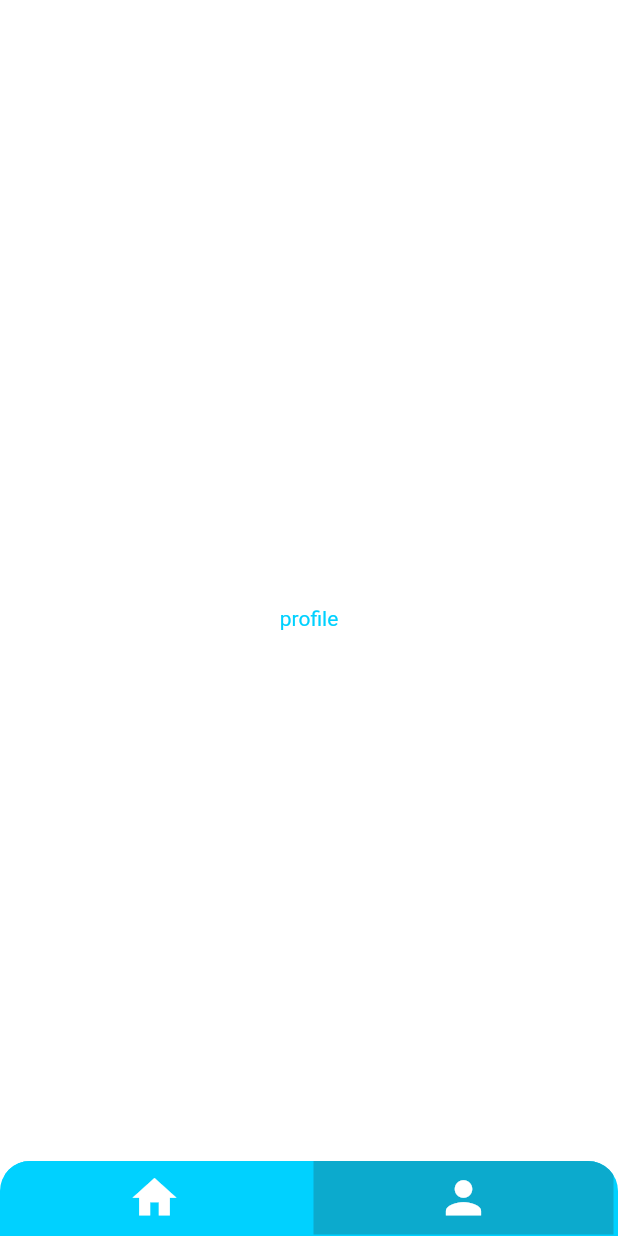
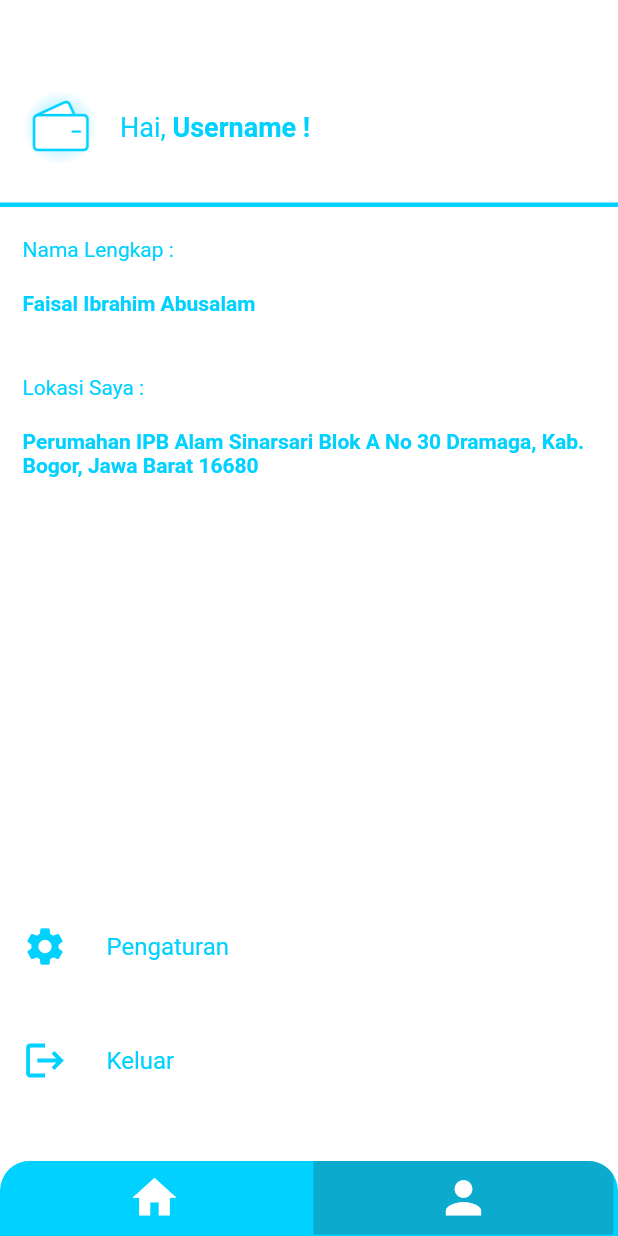
Before and after one commit to Faisalia/mabatua, a Flutter app: the MainPage screen opened by its route, item 2 of the bottom bar chosen, on a phone screen of 412 x 824 dp. Run offline on Flutter 3.47's test engine with Material 2 defaults, Android fonts, the phone set to English and light mode, and no system bars.

Commit message:
add profile page

```diff
--- a/lib/pages/profile_page.dart
+++ b/lib/pages/profile_page.dart
@@ -1,12 +1,87 @@
 import 'package:flutter/material.dart';
+import '../widgets/username_title.dart';
 
 class ProfilePage extends StatelessWidget {
   const ProfilePage({Key? key}) : super(key: key);
 
   @override
   Widget build(BuildContext context) {
-    return Center(
-      child: Text('profile'),
+    return Container(
+      padding: EdgeInsets.symmetric(vertical: 35),
+      child: Column(
+        children: [
+          Padding(
+            padding: const EdgeInsets.symmetric(horizontal: 15),
+            child: UsernameTitle(),
+          ),
+          Container(
+            padding: EdgeInsets.only(top: 20, left: 15, right: 15),
+            height: 600,
+            decoration: BoxDecoration(
+              border: Border(
+                top:
+                    BorderSide(width: 3, color: Theme.of(context).primaryColor),
+              ),
+            ),
+            child: Column(
+              mainAxisAlignment: MainAxisAlignment.spaceBetween,
+              crossAxisAlignment: CrossAxisAlignment.start,
+              children: [
+                Container(
+                  child: Column(
+                    crossAxisAlignment: CrossAxisAlignment.start,
+                    children: [
+                      // NAMA
+                      Text('Nama Lengkap :'),
+                      SizedBox(height: 20),
+                      Text(
+                        'Faisal Ibrahim Abusalam',
+                        style: TextStyle(fontWeight: FontWeight.bold),
+                      ),
+                      SizedBox(height: 40),
+                      // ALAMAT
+                      Text('Lokasi Saya : '),
+                      SizedBox(height: 20),
+                      Text(
+                        'Perumahan IPB Alam Sinarsari Blok A No 30 Dramaga, Kab. Bogor, Jawa Barat 16680',
+                        style: TextStyle(fontWeight: FontWeight.bold),
+                      )
+                    ],
+                  ),
+                ),
+                Container(
+                  child: Column(
+                    crossAxisAlignment: CrossAxisAlignment.center,
+                    children: [
+                      ListTile(
+                        contentPadding: EdgeInsets.only(left: 0.0),
+                        leading: Icon(
+                          Icons.settings,
+                          size: 30,
+                          color: Theme.of(context).primaryColor,
+                        ),
+                        title: Text('Pengaturan'),
+                        onTap: () {},
+                      ),
+                      SizedBox(height: 20),
+                      ListTile(
+                        contentPadding: EdgeInsets.only(left: 0.0),
+                        leading: Icon(
+                          Icons.logout,
+                          size: 30,
+                          color: Theme.of(context).primaryColor,
+                        ),
+                        title: Text('Keluar'),
+                        onTap: () {},
+                      ),
+                    ],
+                  ),
+                ),
+              ],
+            ),
+          )
+        ],
+      ),
     );
   }
 }
```
